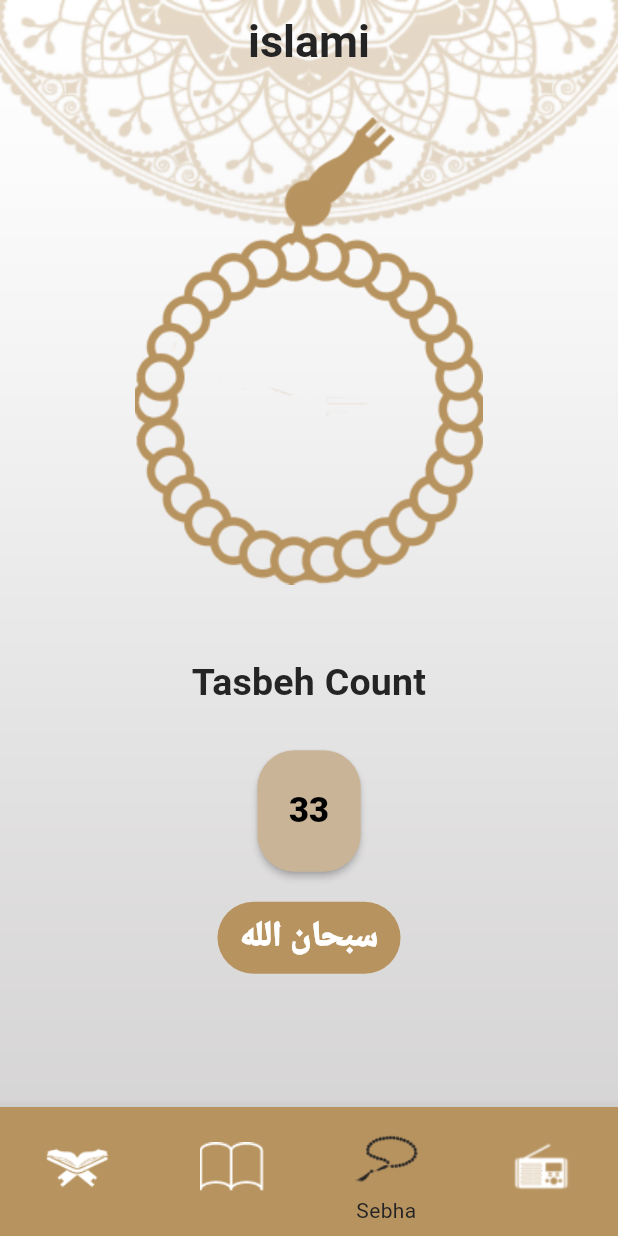
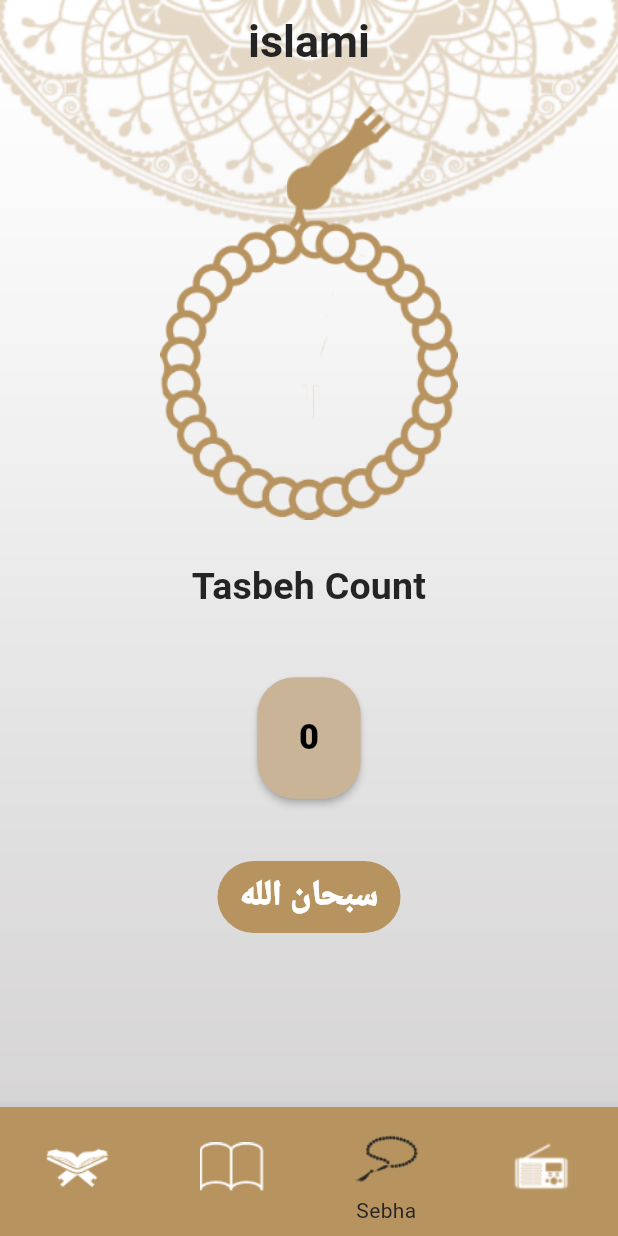
Before and after one commit to HaythamHany95/Islami, a Flutter app: the screen it shows after launch, item 3 of the bottom bar chosen, on a phone screen of 412 x 824 dp. Run offline on Flutter 3.47's test engine with Material 3 defaults, Android fonts, the phone set to English and light mode, and no system bars.

Commit message:
'commit 3' + Sebha Feature Logic

```diff
--- a/lib/screens/tabs/sebha/sebha_tab.dart
+++ b/lib/screens/tabs/sebha/sebha_tab.dart
@@ -1,4 +1,5 @@
 import 'package:flutter/material.dart';
+import 'package:islami_app/screens/tabs/sebha/widgets/sebha_stack.dart';
 
 class SebhaTab extends StatefulWidget {
   const SebhaTab({super.key});
@@ -8,37 +9,40 @@ class SebhaTab extends StatefulWidget {
 }
 
 class _SebhaTabState extends State<SebhaTab> {
+  /// [ MARK ]  Variables :-
+  int _counter = 0;
+  int _currentAzkarIndex = 0;
+  double _turns = 0.0;
+
+  final List<String> _azkar = [
+    "سبحان الله",
+    "الحمدلله",
+    "لا اله إلا الله",
+    "الله أكبر",
+    "لا حول ولا قوة إلا بالله"
+  ];
+
+  /// [ MARK ]  STF LifeCycel :-
   @override
   Widget build(BuildContext context) {
-    /// MARK: Variables
-
-    // List<String> azkar = [
-    //   "سبحان الله",
-    //   "الحمدلله",
-    //   "لا اله إلا الله",
-    //   "الله أكبر",
-    //   "لا حول ولا قوة إلا بالله"
-    // ];
     return SizedBox(
       width: double.infinity,
       height: double.infinity,
       child: Column(
+        mainAxisAlignment: MainAxisAlignment.spaceAround,
         children: [
-          Expanded(
-            flex: 4,
-            child: Container(
-              child: Image.asset("assets/images/sebha_ligh.png"),
-            ),
+          SizedBox(
+            width: 300,
+            height: 300,
+            child: SebhaStack(turns: _turns),
           ),
-          Expanded(
-            child: Container(
-              margin: const EdgeInsets.only(top: 25),
-              child: Text(
-                "Tasbeh Count",
-                style: Theme.of(context).textTheme.titleMedium,
-                textAlign: TextAlign.center,
-              ),
-            ),
+          Text(
+            "Tasbeh Count",
+            style: Theme.of(context).textTheme.titleMedium,
+            textAlign: TextAlign.center,
+          ),
+          const SizedBox(
+            height: 20,
           ),
           MaterialButton(
             minWidth: 69,
@@ -47,10 +51,14 @@ class _SebhaTabState extends State<SebhaTab> {
             shape: OutlineInputBorder(
                 borderSide: BorderSide.none,
                 borderRadius: BorderRadius.circular(25)),
-            onPressed: () {},
-            child: const Text(
-              "33",
-              style: TextStyle(
+            onPressed: () {
+              _incrementCounter();
+              _turns += 0.03;
+              setState(() {});
+            },
+            child: Text(
+              "$_counter",
+              style: const TextStyle(
                   fontSize: 23,
                   fontWeight: FontWeight.w900,
                   color: Colors.black),
@@ -67,14 +75,27 @@ class _SebhaTabState extends State<SebhaTab> {
                   Radius.circular(25),
                 ),
               ),
-              child: const Text("سبحان الله",
-                  style: TextStyle(
+              child: Text(_azkar[_currentAzkarIndex],
+                  style: const TextStyle(
                       fontSize: 23,
                       fontWeight: FontWeight.w900,
                       color: Colors.white))),
-          const Spacer()
+          const SizedBox(
+            height: 100,
+          ),
         ],
       ),
     );
   }
+
+  /// [ MARK ]  Utilities :-
+  void _incrementCounter() {
+    setState(() {
+      _counter++;
+      if (_counter == 33) {
+        _counter = 0;
+        _currentAzkarIndex = (_currentAzkarIndex + 1) % _azkar.length;
+      }
+    });
+  }
 }
--- /dev/null
+++ b/lib/screens/tabs/sebha/widgets/sebha_stack.dart
@@ -0,0 +1,40 @@
+import 'package:flutter/material.dart';
+
+class SebhaStack extends StatelessWidget {
+  final double _turns;
+
+  const SebhaStack({super.key, required double turns}) : _turns = turns;
+
+  @override
+  Widget build(BuildContext context) {
+    return Stack(
+      alignment: Alignment.topCenter,
+      children: [
+        Positioned(
+          height: 200,
+          width: 200,
+          bottom: 15,
+          child: AnimatedRotation(
+              turns: _turns,
+              duration: const Duration(
+                milliseconds: 350,
+              ),
+              child: SizedBox(
+                child: Image.asset(
+                  "assets/images/body_sebha_logo.png",
+                ),
+              )),
+        ),
+        Positioned(
+          height: 100,
+          width: 100,
+          top: 9,
+          left: 120,
+          child: Image.asset(
+            "assets/images/head_sebha_logo.png",
+          ),
+        ),
+      ],
+    );
+  }
+}
```
